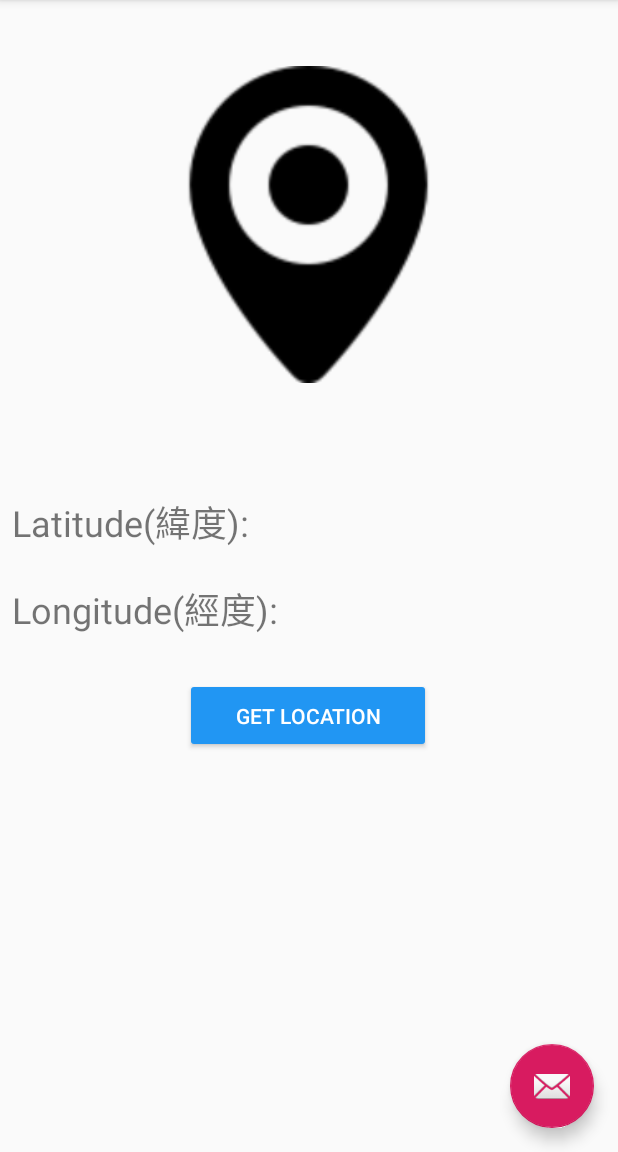
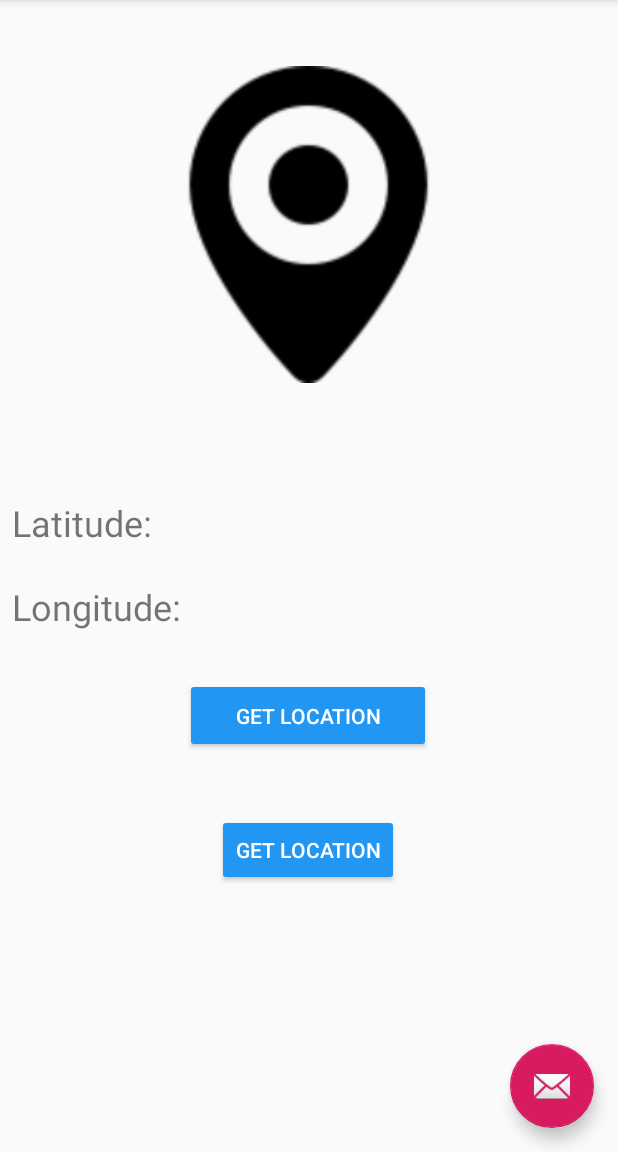
Before and after one commit to ChihYaoYang/Android-CestadeFerramenta2.0, an Android app: the fragment GeolocalizacaoFragment placed in its activity, after a tap on "GET LOCATION", on a phone screen of 412 x 824 dp, the part 84-1236 px from its top. Run offline under Robolectric (Android 15) with nearby library versions, the phone set to English and light mode, and no system bars.

```diff
--- a/app/src/main/java/com/example/senac/ferramentas20/GeolocalizacaoFragment.java
+++ b/app/src/main/java/com/example/senac/ferramentas20/GeolocalizacaoFragment.java
@@ -2,10 +2,12 @@ package com.example.senac.ferramentas20;
 
 import android.Manifest;
 import android.content.Context;
+import android.content.Intent;
 import android.content.pm.PackageManager;
 import android.location.Location;
 import android.location.LocationListener;
 import android.location.LocationManager;
+import android.net.Uri;
 import android.os.Bundle;
 
 import androidx.annotation.NonNull;
@@ -28,6 +30,7 @@ public class GeolocalizacaoFragment extends Fragment {
     private String[] permission = {Manifest.permission.ACCESS_COARSE_LOCATION};
     private boolean permissionGPS = false;
     LocationManager locationManager;
+
     //Declara variável
     TextView lati, longi;
     Button getlocation;
@@ -70,12 +73,15 @@ public class GeolocalizacaoFragment extends Fragment {
         }
     }
 
-
     public void pegaLocalizacao() {
-        locationManager = (LocationManager) getActivity().getSystemService(Context.LOCATION_SERVICE);
-        LocationListener locationListener = new GeolocalizacaoFragment.MyLocationListener();
-        //LocationManager.GPS_PROVIDER 使用GPS定位 / LocationManager.NETWORK_PROVIDER 使用網路定位
-        locationManager.requestLocationUpdates(LocationManager.GPS_PROVIDER, 1000, 1, locationListener);
+//        locationManager = (LocationManager) getActivity().getSystemService(Context.LOCATION_SERVICE);
+//        LocationListener locationListener = new GeolocalizacaoFragment.MyLocationListener();
+//        //LocationManager.GPS_PROVIDER 使用GPS定位 / LocationManager.NETWORK_PROVIDER 使用網路定位
+//        locationManager.requestLocationUpdates(LocationManager.GPS_PROVIDER, 1000, 1, locationListener);
+        Uri gmmIntentUri = Uri.parse("google.streetview:cbll=46.414382,10.013988");
+        Intent mapIntent = new Intent(Intent.ACTION_VIEW, gmmIntentUri);
+        mapIntent.setPackage("com.google.android.apps.maps");
+        startActivity(mapIntent);
     }
 
     private class MyLocationListener implements LocationListener {
--- a/app/src/main/res/layout/fragment_geolocalizacao.xml
+++ b/app/src/main/res/layout/fragment_geolocalizacao.xml
@@ -33,7 +33,7 @@
             android:layout_marginStart="8dp"
             android:layout_marginTop="320dp"
             android:layout_marginBottom="8dp"
-            android:text="Latitude(緯度):"
+            android:text="Latitude:"
             android:textSize="24sp"
             app:layout_constraintBottom_toTopOf="@+id/textView12"
             app:layout_constraintStart_toStartOf="parent"
@@ -47,7 +47,7 @@
             android:layout_marginStart="8dp"
             android:layout_marginTop="388dp"
             android:layout_marginBottom="8dp"
-            android:text="Longitude(經度):"
+            android:text="Longitude:"
             android:textSize="24sp"
             app:layout_constraintBottom_toTopOf="@+id/getlocation"
             app:layout_constraintStart_toStartOf="parent"
@@ -102,5 +102,23 @@
             app:layout_constraintTop_toTopOf="parent"
             app:layout_constraintVertical_bias="0.0" />
 
+        <Button
+            android:id="@+id/openmaps"
+            android:layout_width="wrap_content"
+            android:layout_height="wrap_content"
+            android:layout_marginStart="8dp"
+            android:layout_marginTop="8dp"
+            android:layout_marginEnd="8dp"
+            android:layout_marginBottom="8dp"
+            android:backgroundTint="#2196F3"
+            android:text="Get Location"
+            android:textColor="#ffffff"
+            app:layout_constraintBottom_toBottomOf="parent"
+            app:layout_constraintEnd_toEndOf="parent"
+            app:layout_constraintHorizontal_bias="0.498"
+            app:layout_constraintStart_toStartOf="parent"
+            app:layout_constraintTop_toBottomOf="@+id/getlocation"
+            app:layout_constraintVertical_bias="0.163" />
+
     </androidx.constraintlayout.widget.ConstraintLayout>
 </FrameLayout>
```
